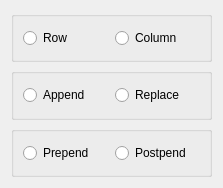
Qt form src/Interface/Modules/Math/collectmatrices.ui (SCIInstitute/SCIRun) before a commit.
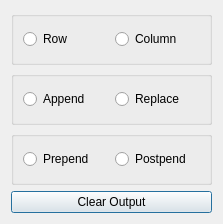
The same form after that commit.

The edit to the form file:
```diff
--- a/src/Interface/Modules/Math/collectmatrices.ui
+++ b/src/Interface/Modules/Math/collectmatrices.ui
@@ -7,13 +7,13 @@
     <x>0</x>
     <y>0</y>
     <width>223</width>
-    <height>188</height>
+    <height>224</height>
    </rect>
   </property>
   <property name="minimumSize">
    <size>
     <width>223</width>
-    <height>188</height>
+    <height>224</height>
    </size>
   </property>
   <property name="windowTitle">
@@ -89,6 +89,13 @@
      </layout>
     </widget>
    </item>
+   <item>
+    <widget class="QPushButton" name="clearOutputPushButton_">
+     <property name="text">
+      <string>Clear Output</string>
+     </property>
+    </widget>
+   </item>
   </layout>
  </widget>
  <resources/>
```
Left out of the diff: 8 changed lines with no effect on the pictures.
